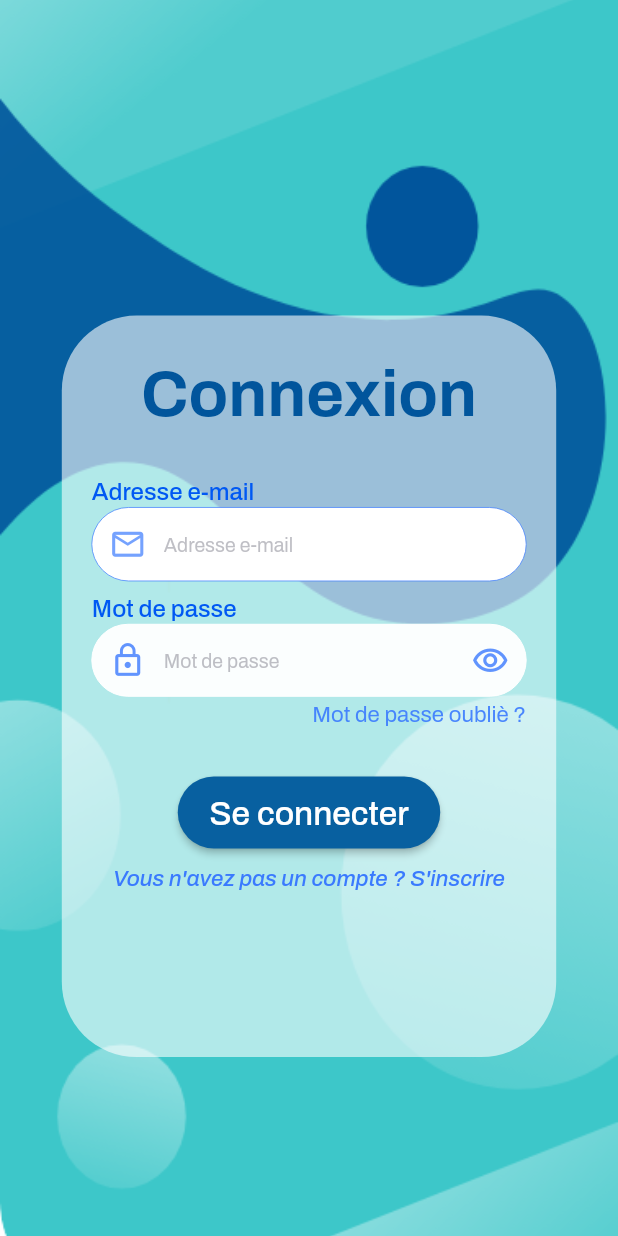
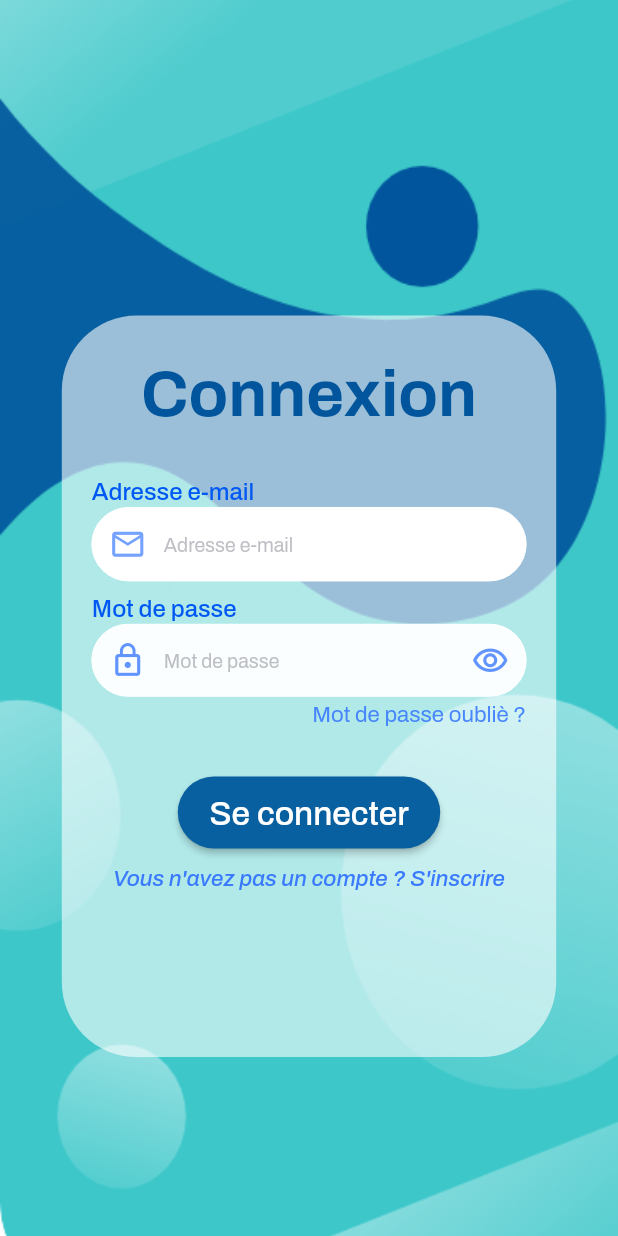
Before and after one commit to fouadesi/hygieia, a Flutter app: the screen it shows after launch, on a phone screen of 412 x 824 dp. Run offline on Flutter 3.47's test engine with Material 2 defaults, Android fonts, the phone set to English and light mode, and no system bars; our stand-ins replace flutter_datetime_picker, flutter_svg, google_fonts; missing offline and left inert: keyboard_visibility.

Commit message:
change Border color

```diff
--- a/lib/view/auth/component/login.form.widget.dart
+++ b/lib/view/auth/component/login.form.widget.dart
@@ -50,7 +50,6 @@ class _LoginFormState extends State<LoginForm> {
                 Column(
                   crossAxisAlignment: CrossAxisAlignment.start,
                   children: [
-
                     Text(
                       "Adresse e-mail",
                       style: GoogleFonts.archivo(
@@ -99,7 +98,7 @@ class _LoginFormState extends State<LoginForm> {
                           enabledBorder: OutlineInputBorder(
                             borderRadius: BorderRadius.circular(30),
                             borderSide:  BorderSide(
-                              color: Color.fromRGBO(58, 122, 254, 1).withOpacity(0.7),
+                              color: Colors.white,
 
                               width: 0.0,
                             ),
--- a/lib/view/auth/component/signup2.form.widget.dart
+++ b/lib/view/auth/component/signup2.form.widget.dart
@@ -569,7 +569,7 @@ class _Signup2FormState extends State<Signup2Form> {
                             phonenumber:  num_controlleur.text,
                           );
                           print(patient.toJson());
-                   dynamic result =  await  createAccount().createAccount_f(patient);
+                   dynamic result =  await  CreateAccount().createAccount_f(patient);
                    print("wow");
                    print(result.body);
                 if(result.statusCode == 404) {
```
Also changed, not shown: lib/controlleur/CreateAccount.dart (line endings or trailing spaces).
